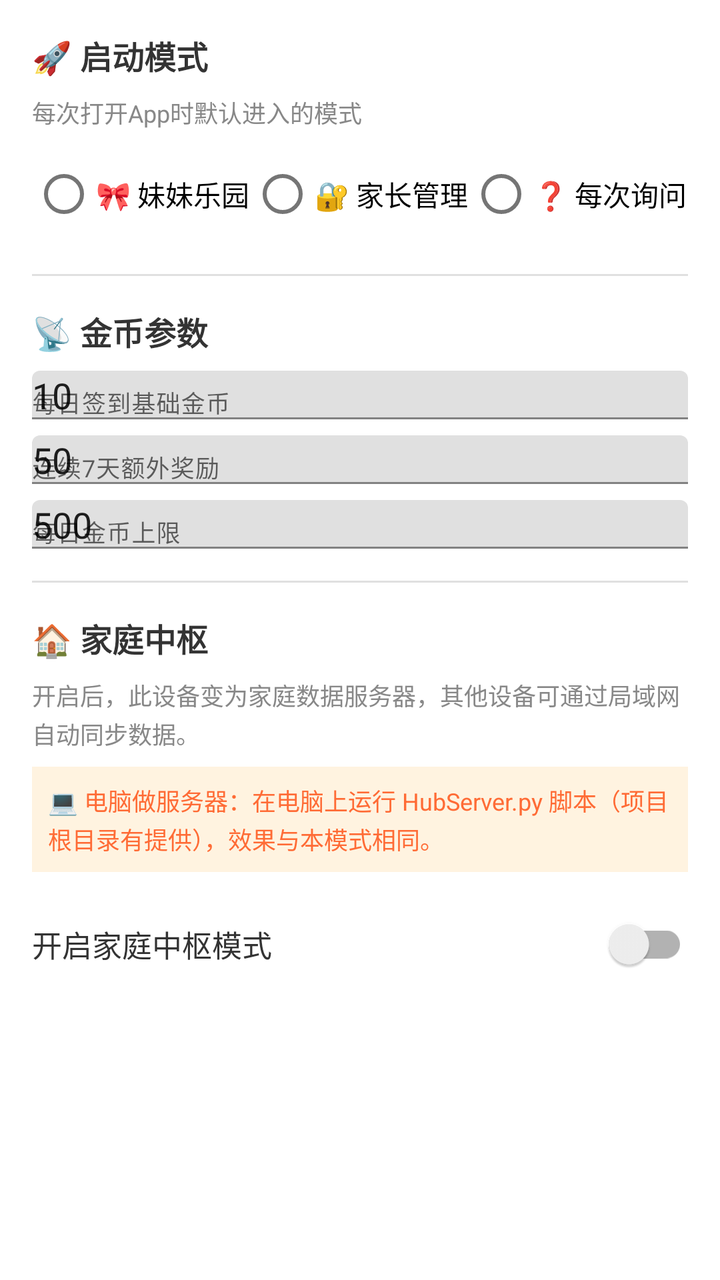
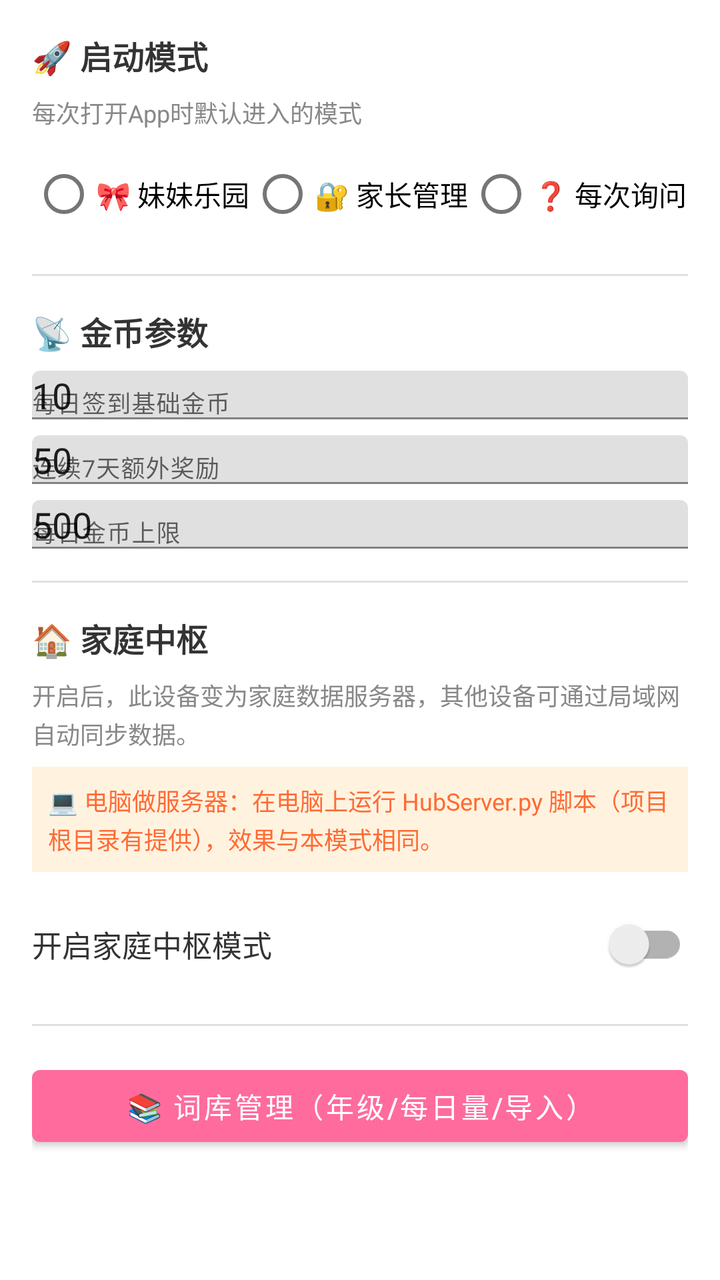

The first picture is an Android layout as it rendered before a commit; the second is the same layout after the commit. The layout source and the unified diff follow.
<!-- AndroidManifest.xml: application theme Theme.HabitTracker -->
<!-- res/layout/dialog_settings.xml -->
<?xml version="1.0" encoding="utf-8"?>
<ScrollView xmlns:android="http://schemas.android.com/apk/res/android"
    android:layout_width="match_parent"
    android:layout_height="wrap_content">

    <LinearLayout
        android:layout_width="match_parent"
        android:layout_height="wrap_content"
        android:orientation="vertical"
        android:padding="16dp">

        
        <TextView
            android:layout_width="match_parent"
            android:layout_height="wrap_content"
            android:text="🚀 启动模式"
            android:textSize="16sp"
            android:textStyle="bold"
            android:textColor="@color/text_primary"
            android:layout_marginBottom="8dp" />

        <TextView
            android:layout_width="match_parent"
            android:layout_height="wrap_content"
            android:text="每次打开App时默认进入的模式"
            android:textSize="12sp"
            android:textColor="@color/text_secondary"
            android:layout_marginBottom="8dp" />

        <RadioGroup
            android:id="@+id/rg_default_mode"
            android:layout_width="match_parent"
            android:layout_height="wrap_content"
            android:orientation="horizontal"
            android:layout_marginBottom="16dp">

            <RadioButton
                android:id="@+id/rb_mode_child"
                android:layout_width="0dp"
                android:layout_height="wrap_content"
                android:layout_weight="1"
                android:text="🎀 妹妹乐园"
                android:textSize="14sp" />

            <RadioButton
                android:id="@+id/rb_mode_parent"
                android:layout_width="0dp"
                android:layout_height="wrap_content"
                android:layout_weight="1"
                android:text="🔐 家长管理"
                android:textSize="14sp" />

            <RadioButton
                android:id="@+id/rb_mode_ask"
                android:layout_width="0dp"
                android:layout_height="wrap_content"
                android:layout_weight="1"
                android:text="❓ 每次询问"
                android:textSize="14sp" />
        </RadioGroup>

        
        <View
            android:layout_width="match_parent"
            android:layout_height="1dp"
            android:background="#E0E0E0"
            android:layout_marginBottom="16dp" />

        <TextView
            android:layout_width="match_parent"
            android:layout_height="wrap_content"
            android:text="📡 金币参数"
            android:textSize="16sp"
            android:textStyle="bold"
            android:textColor="@color/text_primary"
            android:layout_marginBottom="8dp" />

        <com.google.android.material.textfield.TextInputLayout
            android:layout_width="match_parent"
            android:layout_height="wrap_content"
            android:hint="每日签到基础金币"
            android:layout_marginBottom="8dp">

            <android.widget.EditText
                android:id="@+id/et_base_reward"
                android:layout_width="match_parent"
                android:layout_height="wrap_content"
                android:inputType="number"
                android:text="10" />

        </com.google.android.material.textfield.TextInputLayout>

        <com.google.android.material.textfield.TextInputLayout
            android:layout_width="match_parent"
            android:layout_height="wrap_content"
            android:hint="连续7天额外奖励"
            android:layout_marginBottom="8dp">

            <android.widget.EditText
                android:id="@+id/et_streak7"
                android:layout_width="match_parent"
                android:layout_height="wrap_content"
                android:inputType="number"
                android:text="50" />

        </com.google.android.material.textfield.TextInputLayout>

        <com.google.android.material.textfield.TextInputLayout
            android:layout_width="match_parent"
            android:layout_height="wrap_content"
            android:hint="每日金币上限"
            android:layout_marginBottom="16dp">

            <android.widget.EditText
                android:id="@+id/et_max_daily"
                android:layout_width="match_parent"
                android:layout_height="wrap_content"
                android:inputType="number"
                android:text="500" />

        </com.google.android.material.textfield.TextInputLayout>

        
        <View
            android:layout_width="match_parent"
            android:layout_height="1dp"
            android:background="#E0E0E0"
            android:layout_marginBottom="16dp" />

        <TextView
            android:layout_width="match_parent"
            android:layout_height="wrap_content"
            android:text="🏠 家庭中枢"
            android:textSize="16sp"
            android:textStyle="bold"
            android:textColor="@color/text_primary"
            android:layout_marginBottom="8dp" />

        <TextView
            android:layout_width="match_parent"
            android:layout_height="wrap_content"
            android:text="开启后，此设备变为家庭数据服务器，其他设备可通过局域网自动同步数据。"
            android:textSize="12sp"
            android:textColor="@color/text_secondary"
            android:lineSpacingExtra="2dp"
            android:layout_marginBottom="8dp" />

        <TextView
            android:layout_width="match_parent"
            android:layout_height="wrap_content"
            android:text="💻 电脑做服务器：在电脑上运行 HubServer.py 脚本（项目根目录有提供），效果与本模式相同。"
            android:textSize="12sp"
            android:textColor="#FF6B35"
            android:lineSpacingExtra="2dp"
            android:background="#FFF3E0"
            android:padding="8dp"
            android:layout_marginBottom="12dp" />

        <LinearLayout
            android:layout_width="match_parent"
            android:layout_height="wrap_content"
            android:orientation="horizontal"
            android:gravity="center_vertical">

            <TextView
                android:layout_width="0dp"
                android:layout_height="wrap_content"
                android:layout_weight="1"
                android:text="开启家庭中枢模式"
                android:textSize="15sp"
                android:textColor="@color/text_primary" />

            <androidx.appcompat.widget.SwitchCompat
                android:id="@+id/switch_hub_mode"
                android:layout_width="wrap_content"
                android:layout_height="wrap_content" />

        </LinearLayout>

    </LinearLayout>
</ScrollView>
<!-- resources referenced by this layout -->
<resources>
  <color name="text_primary">#333333</color>
  <color name="text_secondary">#888888</color>
  <style name="Theme.HabitTracker" parent="Theme.MaterialComponents.Light.NoActionBar">
          <item name="colorPrimary">@color/child_pink</item>
          <item name="colorPrimaryVariant">@color/child_pink_light</item>
          <item name="colorOnPrimary">@color/white</item>
          <item name="colorSecondary">@color/child_green</item>
          <item name="android:statusBarColor">@color/child_pink_light</item>
      </style>
  <color name="child_pink">#FF6B9D</color>
  <color name="child_pink_light">#FFF0F5</color>
  <color name="white">#FFFFFF</color>
  <color name="child_green">#4CAF50</color>
</resources>

<!-- the commit's change to res/layout/dialog_settings.xml (unified diff, before → after) -->
@@ -177,5 +177,21 @@
 
         </LinearLayout>
 
+        
+        <View
+            android:layout_width="match_parent"
+            android:layout_height="1dp"
+            android:background="#E0E0E0"
+            android:layout_marginBottom="16dp"
+            android:layout_marginTop="16dp" />
+
+        
+        <Button
+            android:id="@+id/btn_wordbank_mgr"
+            android:layout_width="match_parent"
+            android:layout_height="48dp"
+            android:text="📚 词库管理（年级/每日量/导入）"
+            android:textSize="14sp" />
+
     </LinearLayout>
 </ScrollView>
